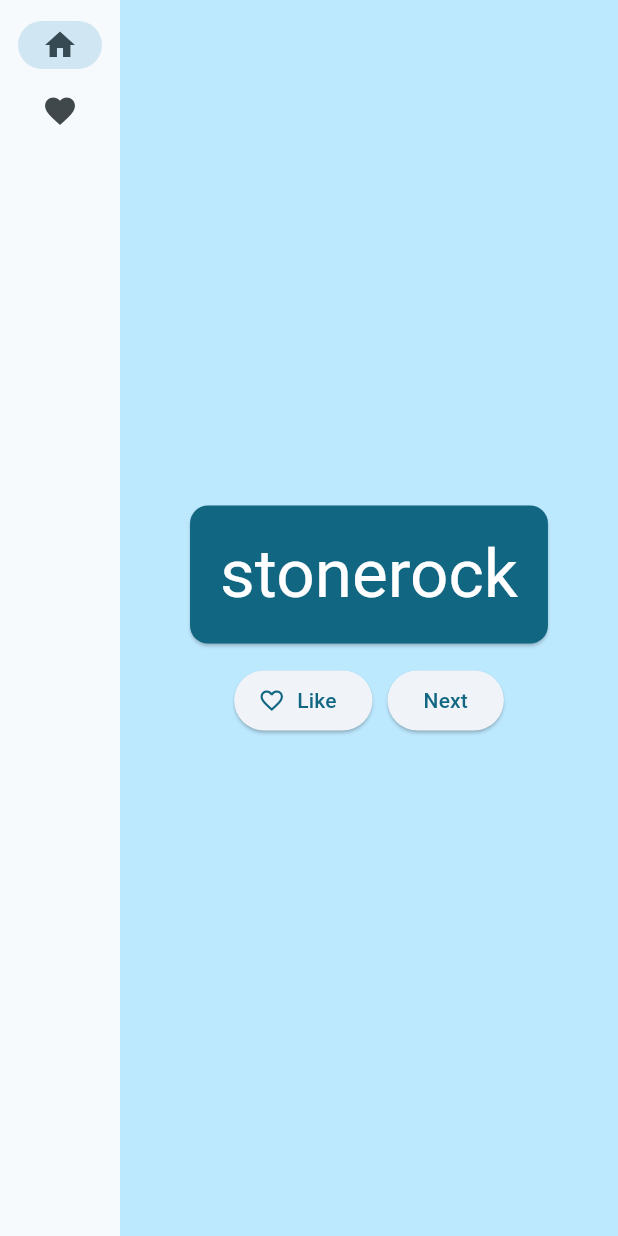
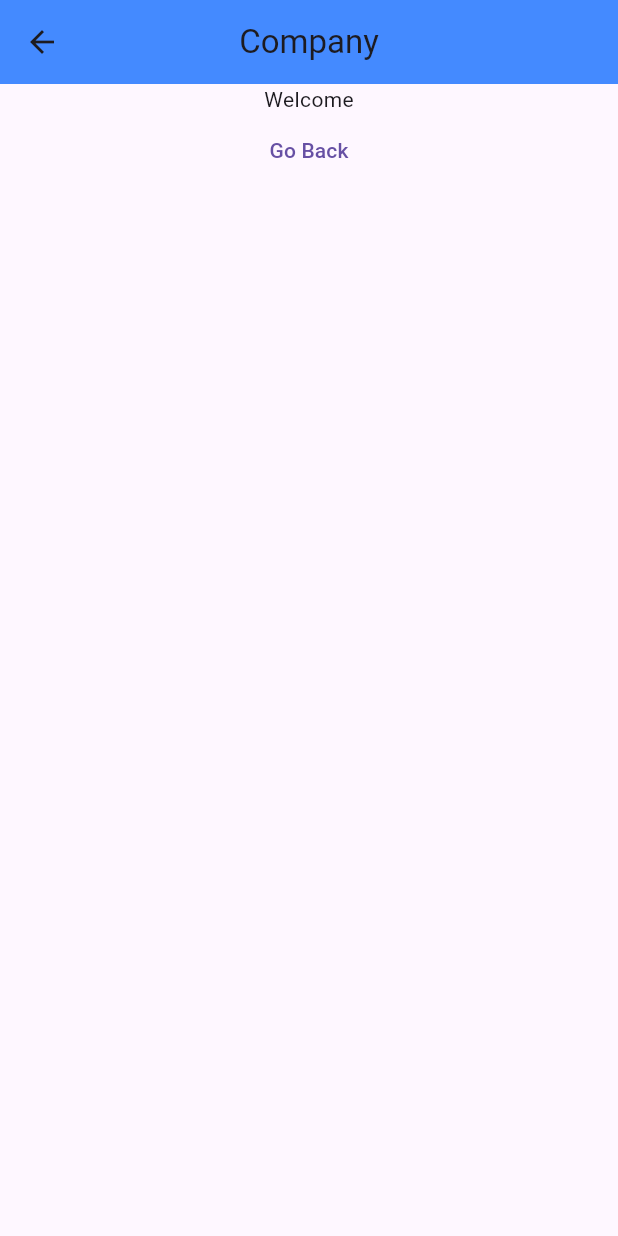
Before and after one commit to FilipVdZel/Data-Logger, a Flutter app: the screen it shows after launch, after a tap on "Next", on a phone screen of 412 x 824 dp. Run offline on Flutter 3.47's test engine with Material 3 defaults, Android fonts, the light colour scheme and no system bars.

Commit message:
Added login and welcome screen

```diff
--- /dev/null
+++ b/Frontend/frontend_app/lib/Login/login.dart
@@ -0,0 +1,64 @@
+import 'package:flutter/material.dart';
+import 'package:frontend_app/Welcome/welcome.dart';
+
+class LoginPage extends StatelessWidget {
+  const LoginPage({Key? key, required this.title}) : super(key: key);
+  final String title;
+
+  @override
+  Widget build(BuildContext context){
+    return Scaffold(
+      appBar: AppBar(
+        title: Text('Company'),
+        centerTitle: true,
+        backgroundColor: Colors.blueAccent,
+      ),
+      body: Center(
+        child: Column(
+          children: [
+            Spacer(),
+            Text("Username:"),
+            Container(
+              margin: EdgeInsets.symmetric(
+                horizontal: 8,
+                vertical: 16
+              ),
+              width: 400,
+              height: 80,
+              child: TextField(
+                decoration: InputDecoration(
+                  border: OutlineInputBorder(),
+                  hintText: 'Type Username here',
+                ),
+              )
+            ),
+            Text("Password"),
+            Container(
+              margin: EdgeInsets.symmetric(
+                horizontal: 8,
+                vertical: 16
+              ),
+              width: 400,
+              height: 80,
+              child: TextField(
+                decoration: InputDecoration(
+                  border: OutlineInputBorder(),
+                  hintText: 'Type Password here',
+                ),
+              )
+            ),
+            TextButton(
+              onPressed: () {
+                Navigator.push(context, MaterialPageRoute(builder: (context) {
+                  return const WelcomeScreen(title: 'Welcome Screen');
+                }));
+            },
+              child: const Text('Next'),
+            ),
+            Spacer(),
+          ],
+        ),
+      )
+    );
+  }
+}
--- /dev/null
+++ b/Frontend/frontend_app/lib/Welcome/welcome.dart
@@ -0,0 +1,30 @@
+import 'package:flutter/material.dart';
+
+
+class WelcomeScreen extends StatelessWidget {
+  const WelcomeScreen({Key? key, required this.title}) : super(key: key);
+  final String title;
+  @override
+  Widget build(BuildContext context) {
+    return Scaffold(
+      appBar: AppBar(
+        title: Text('Company'),
+        centerTitle: true,
+        backgroundColor: Colors.blueAccent,
+      ),
+      body: Center(
+        child: Column(
+          children: [
+            Text("Welcome"),
+            TextButton(
+              onPressed: () {
+                Navigator.pop(context);
+              },
+              child: const Text('Go Back'),
+            ),
+          ],
+        ),
+      ),
+    );
+  }
+}
--- a/Frontend/frontend_app/lib/main.dart
+++ b/Frontend/frontend_app/lib/main.dart
@@ -1,7 +1,5 @@
-import 'package:english_words/english_words.dart';
 import 'package:flutter/material.dart';
-import 'package:flutter/rendering.dart';
-import 'package:provider/provider.dart';
+import 'package:frontend_app/Login/login.dart';
 
 void main() {
   runApp(MyApp());
@@ -12,170 +10,12 @@ class MyApp extends StatelessWidget {
 
   @override
   Widget build(BuildContext context) {
-    return ChangeNotifierProvider(
-      create: (context) => MyAppState(),
-      child: MaterialApp(
-        title: 'Namer App',
-        theme: ThemeData(
-          useMaterial3: true,
-          colorScheme: ColorScheme.fromSeed(seedColor: Colors.blueGrey),
-        ),
-        home: MyHomePage(),
+    return MaterialApp(
+      title: 'Data Logger',
+      theme: ThemeData(
+        primarySwatch: Colors.blueGrey,
       ),
+      home: const LoginPage(title: 'LoginPage'),
     );
   }
 }
-
-class MyAppState extends ChangeNotifier {
-  var current = WordPair.random();
-
-  var favorites = <WordPair>[];
-
-  void getNext(){
-    current = WordPair.random();
-    notifyListeners();
-  }
-
-  void toggleFavorite(){
-    if (favorites.contains(current)) {
-      favorites.remove(current);
-    } else {
-      favorites.add(current);
-    }
-    notifyListeners();
-  }
-
-}
-
-class MyHomePage extends StatefulWidget {
-  @override
-  State<MyHomePage> createState() => _MyHomePageState();
-}
-
-class _MyHomePageState extends State<MyHomePage> {
-
-  var selectedIndex = 0;
-  @override
-  Widget build(BuildContext context) {
-    Widget page;
-    switch (selectedIndex) {
-      case 0:
-        page = GeneratorPage();
-        break;
-      case 1:
-        page = Placeholder();
-        break;
-      default:
-        throw UnimplementedError('no widget for $selectedIndex');
-    }
-
-    return LayoutBuilder(
-      builder: (context, constraints) {
-        return Scaffold(
-          body: Row(
-            children: [
-              SafeArea(
-                child: NavigationRail(
-                  extended: constraints.maxWidth >= 600,
-                  destinations: [
-                    NavigationRailDestination(
-                      icon: Icon(Icons.home),
-                      label: Text('Home'),
-                    ),
-                    NavigationRailDestination(
-                      icon: Icon(Icons.favorite),
-                      label: Text('Favorites'),
-                    ),
-                  ],
-                  selectedIndex: selectedIndex,
-                  onDestinationSelected: (value) {
-                    setState(() {
-                      selectedIndex = value;
-                    });
-                  },
-                ),
-              ),
-              Expanded(
-                child: Container(
-                  color: Theme.of(context).colorScheme.primaryContainer,
-                  child: page,
-                ),
-              ),
-            ],
-          ),
-        );
-      }
-    );
-  }
-}
-
-class BigCard extends StatelessWidget {
-  const BigCard ({
-    super.key,
-    required this.pair,
-  });
-
-  final WordPair pair;
-
-  @override
-  Widget build(BuildContext context){
-    final theme = Theme.of(context);
-
-    final style = theme.textTheme.displayMedium!.copyWith(
-      color: theme.colorScheme.onPrimary,
-    );
-
-    return Card(
-      color: theme.colorScheme.primary,
-      child: Padding(
-        padding: const EdgeInsets.all(20),
-        child: Text(pair.asLowerCase, style: style,),
-      ),
-    );
-  }
-}
-
-
-class GeneratorPage extends StatelessWidget {
-  @override
-  Widget build(BuildContext context) {
-    var appState = context.watch<MyAppState>();
-    var pair = appState.current;
-
-    IconData icon;
-    if (appState.favorites.contains(pair)) {
-      icon = Icons.favorite;
-    } else {
-      icon = Icons.favorite_border;
-    }
-
-    return Center(
-      child: Column(
-        mainAxisAlignment: MainAxisAlignment.center,
-        children: [
-          BigCard(pair: pair),
-          SizedBox(height: 10),
-          Row(
-            mainAxisSize: MainAxisSize.min,
-            children: [
-              ElevatedButton.icon(
-                onPressed: () {
-                  appState.toggleFavorite();
-                },
-                icon: Icon(icon),
-                label: Text('Like'),
-              ),
-              SizedBox(width: 10),
-              ElevatedButton(
-                onPressed: () {
-                  appState.getNext();
-                },
-                child: Text('Next'),
-              ),
-            ],
-          ),
-        ],
-      ),
-    );
-  }
-}
```
